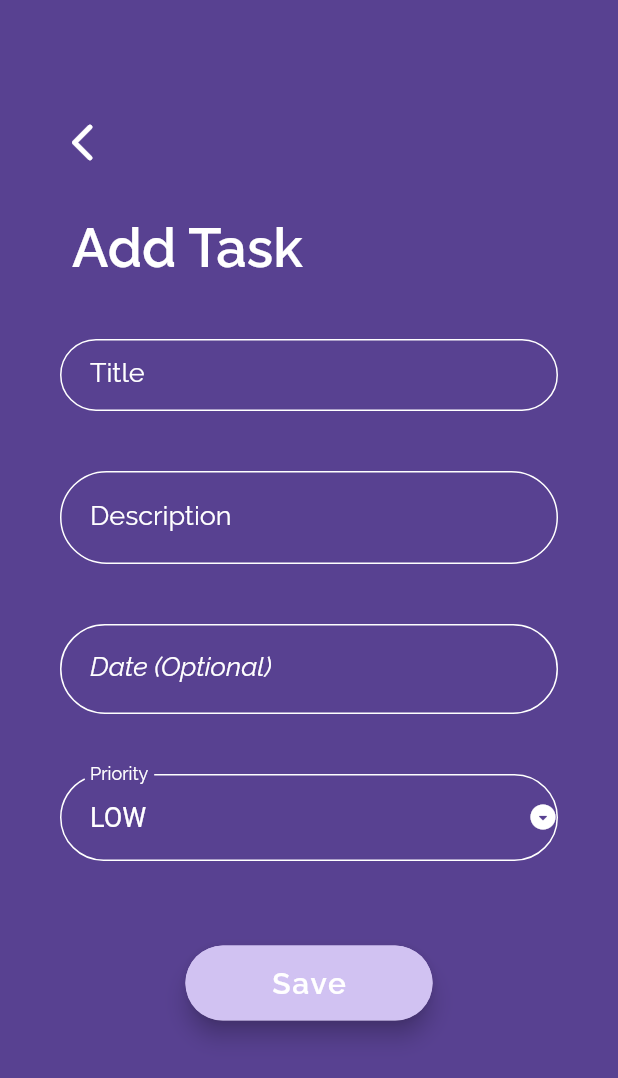
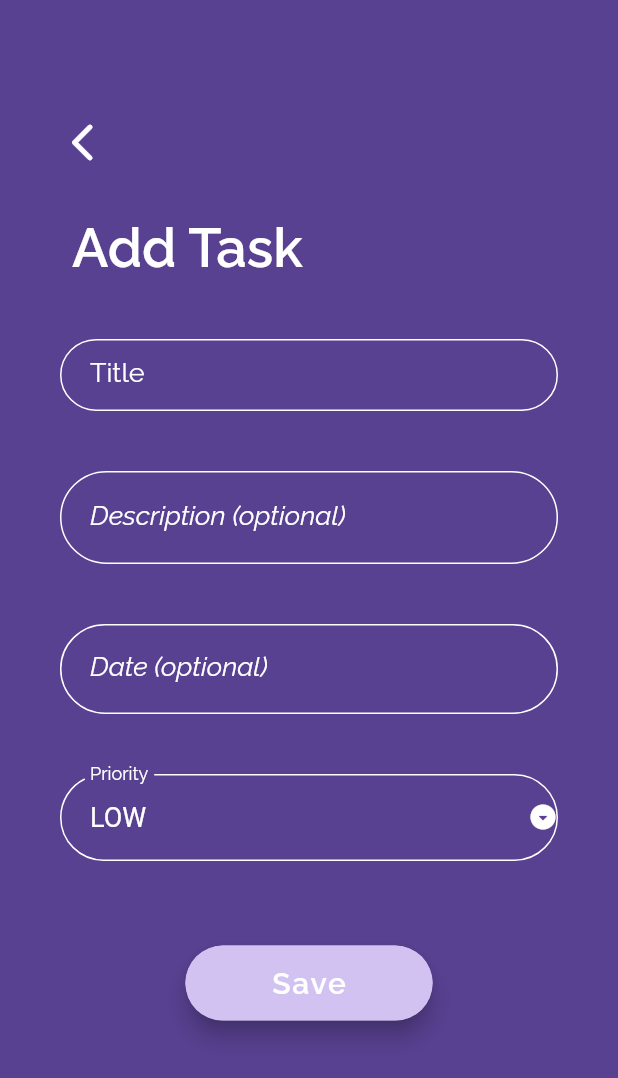
Before and after one commit to KaveenE/Orbital-SimplyMeet, a Flutter app: the AddTaskView screen opened by its route, on a phone screen of 412 x 824 dp. Shown: the top 1078 px of the screen. Run offline on Flutter 3.47's test engine with Material 2 defaults, Android fonts, the phone set to English and light mode, and no system bars; drawn by our look-alikes of flutter_form_builder; our stand-ins replace awesome_dialog, cloud_firestore, firebase_auth, firebase_core, flutter_colorpicker, flutter_local_notifications and 7 more; missing offline and left inert: navigation_history_observer; accounts and stored records are empty; project files that could hold a hidden picture were left out.

Commit message:
Minor changes to add_tasks_view

```diff
--- a/simply_meet/lib/core/ui/views/add_tasks_view.dart
+++ b/simply_meet/lib/core/ui/views/add_tasks_view.dart
@@ -100,8 +100,11 @@ class _AddTaskViewState extends State<AddTaskView> {
                                   keyboardType: TextInputType.multiline,
                                   name: "description",
                                   decoration: InputDecoration(
-                                    labelText: "Description",
-                                    labelStyle: TextStyle(color: Colors.white),
+                                    labelText: "Description (optional)",
+                                    labelStyle: TextStyle(
+                                      color: Colors.white,
+                                      fontStyle: FontStyle.italic,
+                                    ),
                                     contentPadding: EdgeInsets.symmetric(
                                         vertical: 10, horizontal: 20),
                                     enabledBorder: OutlineInputBorder(
@@ -123,7 +126,7 @@ class _AddTaskViewState extends State<AddTaskView> {
                                   textStyle: TextStyle(
                                       fontSize: 18, color: Colors.white),
                                   decoration: InputDecoration(
-                                    labelText: "Date (Optional)",
+                                    labelText: "Date (optional)",
                                     labelStyle: TextStyle(
                                       color: Colors.white,
                                       fontStyle: FontStyle.italic,
```
